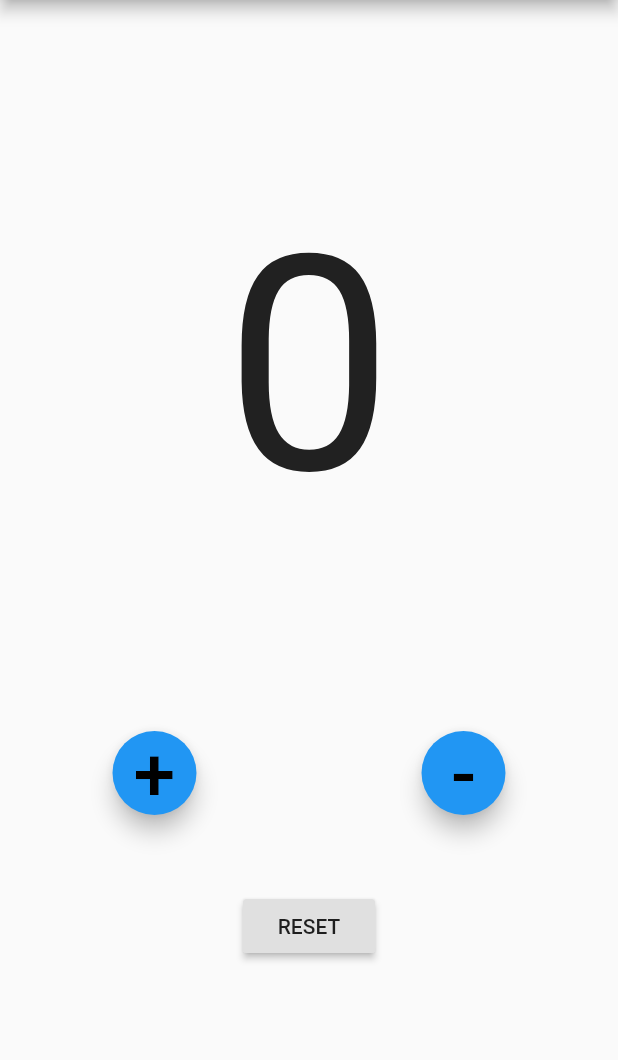
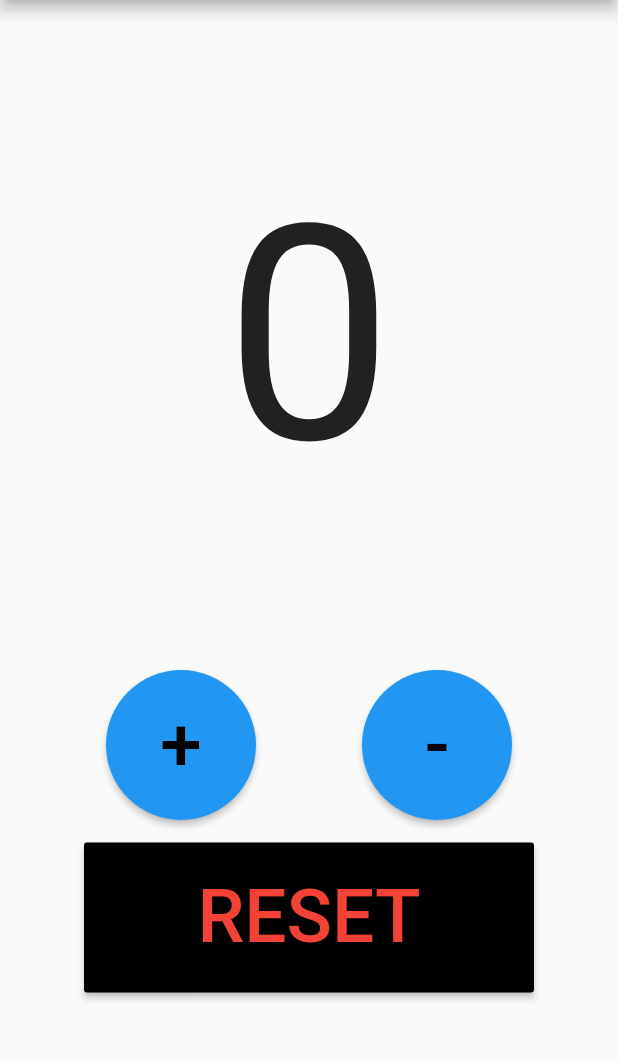
Before and after one commit to surya8barca/counter_app, a Flutter app: the screen it shows after launch, on a phone screen of 412 x 824 dp, the part 84-1144 px from its top. Run offline on Flutter 3.47's test engine with Material 2 defaults, Android fonts, the phone set to English and light mode, and no system bars.

Commit message:
Update main.dart

```diff
--- a/lib/main.dart
+++ b/lib/main.dart
@@ -42,9 +42,14 @@ class _HomeState extends State<Home> {
         mainAxisAlignment: MainAxisAlignment.spaceEvenly,
         children: <Widget>[
           Row(
-        mainAxisAlignment: MainAxisAlignment.spaceAround,
+        mainAxisAlignment: MainAxisAlignment.spaceEvenly,
         children: <Widget>[
-          FloatingActionButton(
+          ButtonTheme(
+            minWidth: 100.0,
+            height: 100.0,
+            shape: RoundedRectangleBorder(borderRadius: new BorderRadius.circular(60.0)),
+            buttonColor: Colors.blue,
+            child: RaisedButton(
             child: Text(
               "+",
               style: TextStyle(fontSize: 50.0,color: Colors.black,),
@@ -54,8 +59,14 @@ class _HomeState extends State<Home> {
                 counter++;
               });
             },
+          )
           ),
-          FloatingActionButton(
+          ButtonTheme(
+            minWidth: 100.0,
+            height: 100.0,
+            shape: RoundedRectangleBorder(borderRadius: new BorderRadius.circular(60.0)),
+            buttonColor: Colors.blue,
+            child: RaisedButton(
             child: Text(
               "-",
               style: TextStyle(fontSize: 50.0,color: Colors.black,),
@@ -65,19 +76,26 @@ class _HomeState extends State<Home> {
                 counter--;
               });
             },
+          )
           ),
         ],
       ),
-      SizedBox(height: 50.0),
-      RaisedButton(
+      SizedBox(height: 15.0),
+      ButtonTheme(
+            minWidth: 300.0,
+            height: 100.0,
+            buttonColor: Colors.black,
+            child: RaisedButton(
             child: Text(
-              "RESET"
+              "RESET",
+              style: TextStyle(fontSize: 50.0,color: Colors.red),
               ),
             onPressed: (){
               setState(() {
                 counter=0;
               });
             },
+          )
           ),
         ],
 
```
